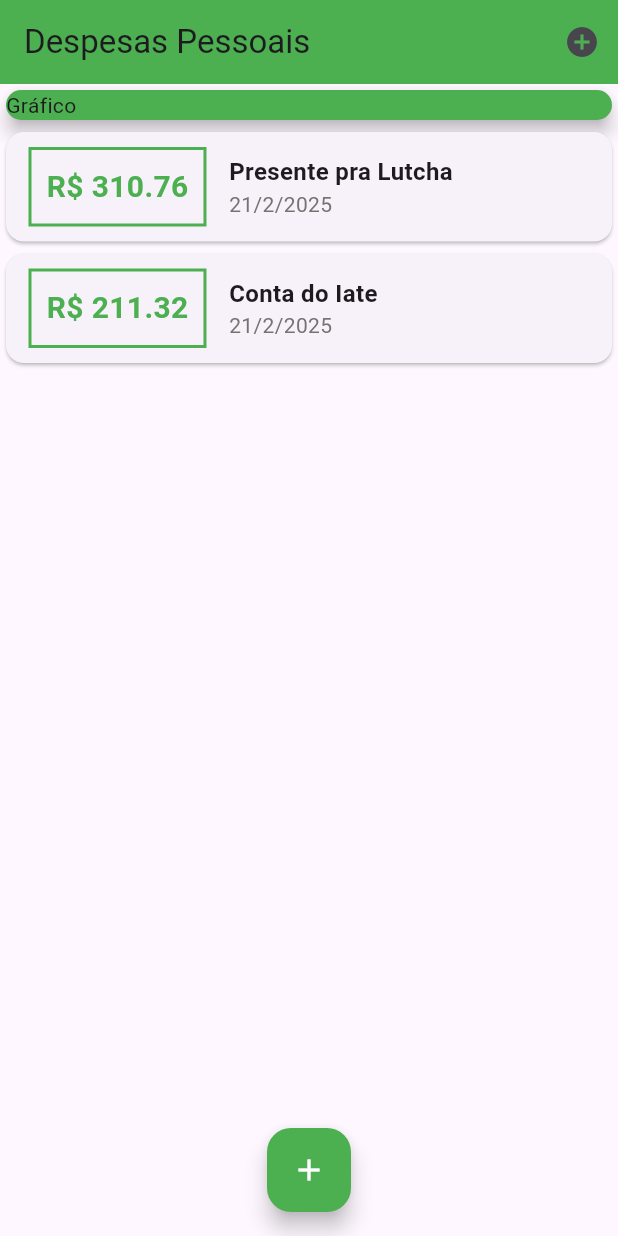
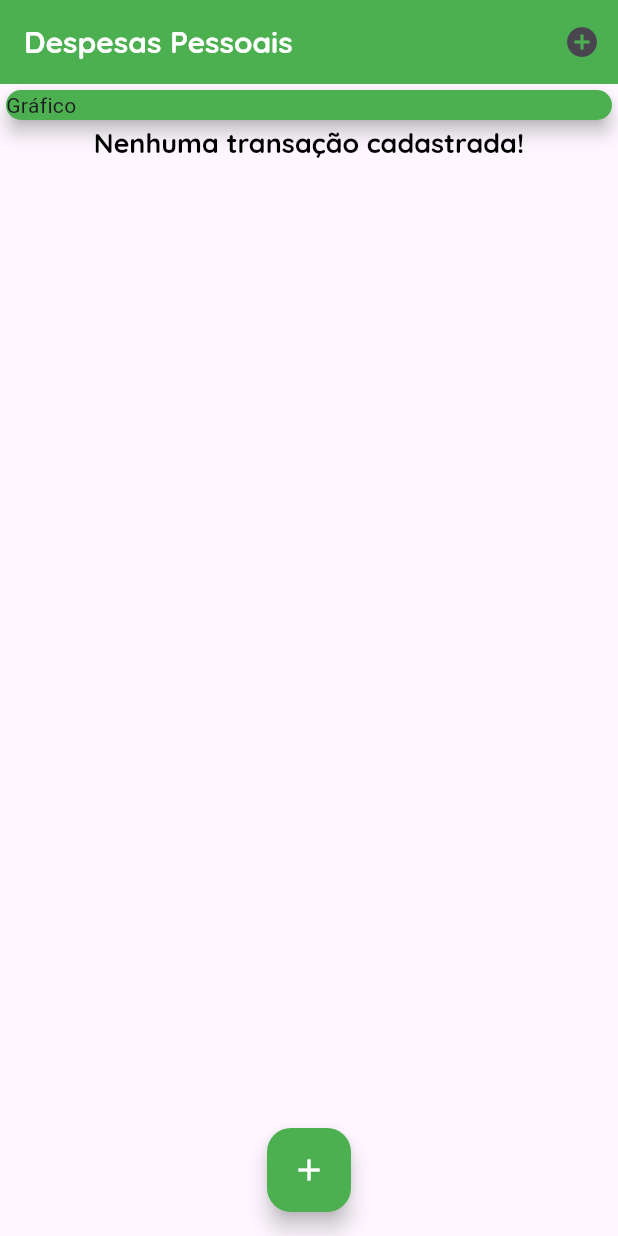
Before and after one commit to Rodrigodil/despesas_pessoais, a Flutter app: the screen it shows after launch, on a phone screen of 412 x 824 dp. Run offline on Flutter 3.47's test engine with Material 3 defaults, Android fonts, the phone set to English and light mode, and no system bars.

Commit message:
Correções e font

```diff
--- a/lib/components/transaction_list.dart
+++ b/lib/components/transaction_list.dart
@@ -4,7 +4,7 @@ import 'package:intl/intl.dart';
 
 class TransactionList extends StatelessWidget {
   final List<Transaction> transactions;
-  TransactionList(this.transactions);
+  const TransactionList(this.transactions, {super.key});
 
   @override
   Widget build(BuildContext context) {
@@ -13,7 +13,17 @@ class TransactionList extends StatelessWidget {
     //Coluna do valor e descrição
     return SizedBox(
       height: 300,
-      child: ListView.builder(
+      child: transactions.isEmpty ? Column(
+        children: [
+          Text(
+            'Nenhuma transação cadastrada!',
+            style: Theme.of(context).textTheme.titleLarge,
+            ),
+
+
+
+        ],
+      ) : ListView.builder(
         itemCount: transactions.length,
         itemBuilder: (context, index) {
           final tr = transactions[index];
--- a/lib/main.dart
+++ b/lib/main.dart
@@ -19,6 +19,21 @@ class ExpensesApp extends StatelessWidget {
           primary: Colors.green,
           secondary: Colors.amber,
         ),
+        textTheme: tema.textTheme.copyWith(
+          titleLarge: const TextStyle(
+            fontFamily: 'Quicksand',
+            fontSize: 18,
+            fontWeight: FontWeight.bold,
+            color: Colors.black,
+          ),
+        ),
+        appBarTheme: const AppBarTheme(
+          titleTextStyle: TextStyle(
+            fontFamily: 'Quicksand',
+            fontSize: 20,
+            fontWeight: FontWeight.bold,
+          ),
+        ),
       ),
     );
   }
@@ -33,19 +48,20 @@ class MyHomePage extends StatefulWidget {
 
 // Classe para criar a tela principal
 class _MyHomePageState extends State<MyHomePage> {
-  final _transactions = [
-    Transaction(
-      id: 't1',
-      title: 'Presente pra Lutcha',
-      value: 310.76,
-      date: DateTime.now(),
-    ),
-    Transaction(
-      id: 't2',
-      title: 'Conta do Iate',
-      value: 211.32,
-      date: DateTime.now(),
-    ),
+  final List<Transaction> _transactions = [
+  // final _transactions = [
+    // Transaction(
+    //   id: 't1',
+    //   title: 'Presente pra Lutcha',
+    //   value: 310.76,
+    //   date: DateTime.now(),
+    // ),
+    // Transaction(
+    //   id: 't2',
+    //   title: 'Conta do Iate',
+    //   value: 211.32,
+    //   date: DateTime.now(),
+    // ),
   ];
 
   // Função para adicionar transação
```
Also changed, not shown: pubspec.yaml (+11 -11 lines), assets/fonts/OpenSans-Bold.ttf (added), assets/fonts/OpenSans-Regular.ttf (added), assets/fonts/Quicksand-Bold.ttf (added), assets/fonts/Quicksand-Light.ttf (added), assets/fonts/Quicksand-Medium.ttf (added), assets/fonts/Quicksand-Regular.ttf (added), 4 other files.
